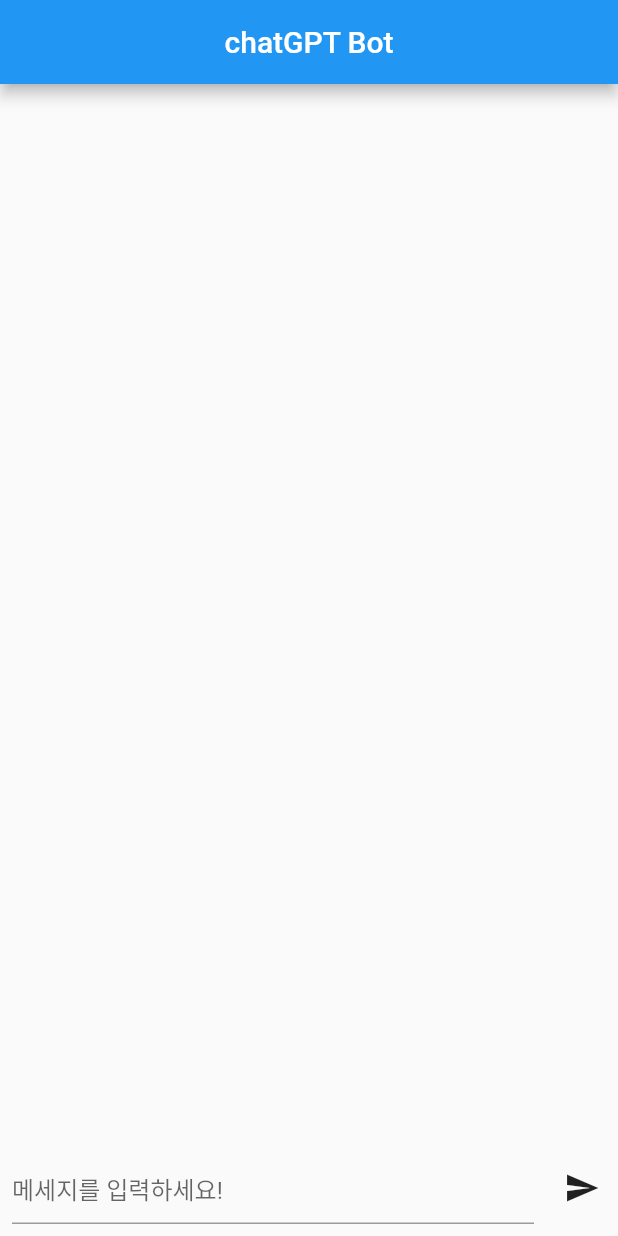
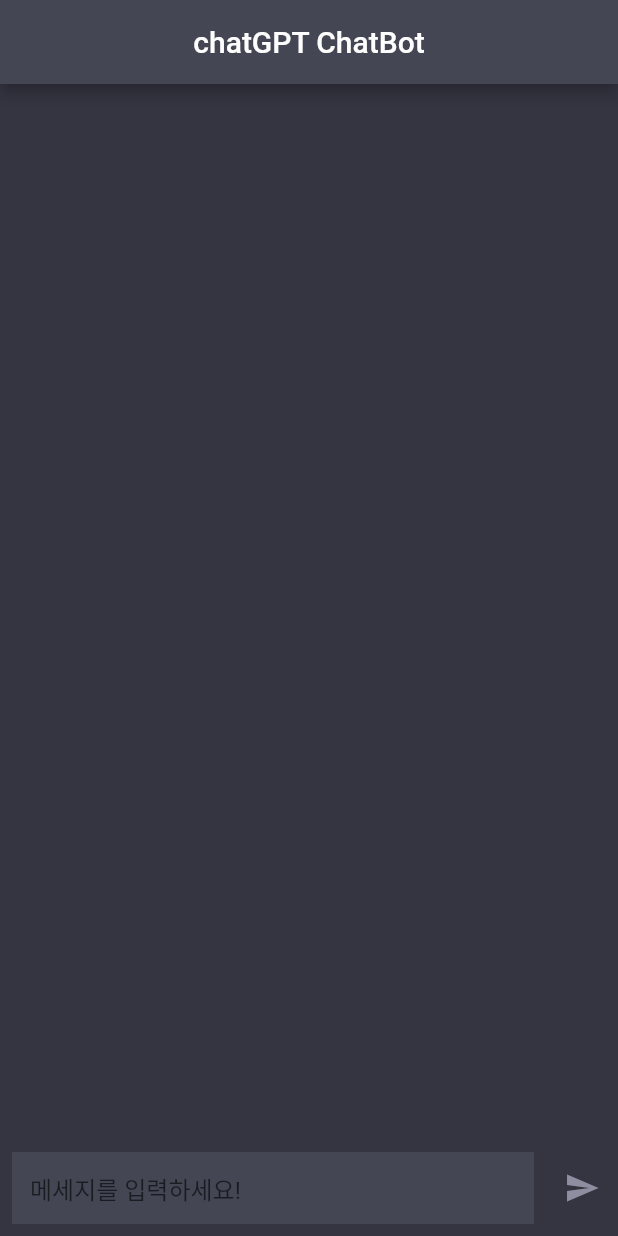
Before and after one commit to rcshpark/chatGPTBot, a Flutter app: the screen it shows after launch, on a phone screen of 412 x 824 dp. Run offline on Flutter 3.47's test engine with Material 2 defaults, Android fonts, the phone set to English and light mode, and no system bars.

Commit message:
list 타입 변경 및 변경에 따른 반영

```diff
--- a/lib/chat_bot.dart
+++ b/lib/chat_bot.dart
@@ -1,6 +1,6 @@
+import 'package:chat_gpt/model/message_model.dart';
 import 'package:flutter/material.dart';
-import 'package:flutter/services.dart';
-
+import 'chatMessage.dart';
 import 'controller/gpt_controller.dart';
 
 class ChatBotScreen extends StatefulWidget {
@@ -12,17 +12,22 @@ class ChatBotScreen extends StatefulWidget {
 
 class _ChatBotScreenState extends State<ChatBotScreen> {
   final TextEditingController _controller = TextEditingController();
-  final List<String> _message = [];
+  final List<MessageModel> _message = [];
+  bool isLoding = false;
 
   void _sendMessage(String text) async {
     setState(() {
-      _message.add("user_message: $text");
+      _message.add(MessageModel(
+          userMessage: text, botMessage: '', messageType: MessageType.user));
+      isLoding = true;
     });
 
     String response = await generateResponse(text);
 
     setState(() {
-      _message.add('chatGPT : $response');
+      _message.add(MessageModel(
+          userMessage: '', botMessage: response, messageType: MessageType.bot));
+      isLoding = false;
     });
     _controller.clear();
   }
@@ -30,8 +35,10 @@ class _ChatBotScreenState extends State<ChatBotScreen> {
   @override
   Widget build(BuildContext context) {
     return Scaffold(
+      backgroundColor: const Color(0xff343541),
       appBar: AppBar(
-        title: const Text("chatGPT Bot"),
+        backgroundColor: const Color(0xff444654),
+        title: const Text("chatGPT ChatBot"),
         centerTitle: true,
       ),
       body: Column(
@@ -40,9 +47,11 @@ class _ChatBotScreenState extends State<ChatBotScreen> {
             child: ListView.builder(
               itemCount: _message.length,
               itemBuilder: (context, index) {
-                return ListTile(
-                  title: Text(_message[index]),
-                );
+                var message = _message[index];
+                return ChatMessageWidget(
+                    userMessage: message.userMessage,
+                    botMessage: message.botMessage,
+                    messageType: message.messageType);
               },
             ),
           ),
@@ -53,7 +62,12 @@ class _ChatBotScreenState extends State<ChatBotScreen> {
                   padding: const EdgeInsets.all(8),
                   child: TextField(
                     controller: _controller,
-                    decoration: const InputDecoration(hintText: "메세지를 입력하세요! "),
+                    decoration: const InputDecoration(
+                      hintText: "메세지를 입력하세요! ",
+                      fillColor: Color(0xff444654),
+                      filled: true,
+                      border: InputBorder.none,
+                    ),
                   ),
                 ),
               ),
@@ -61,7 +75,10 @@ class _ChatBotScreenState extends State<ChatBotScreen> {
                   onPressed: () {
                     _sendMessage(_controller.text);
                   },
-                  icon: const Icon(Icons.send))
+                  icon: const Icon(
+                    Icons.send,
+                    color: Color.fromRGBO(142, 142, 160, 1),
+                  ))
             ],
           )
         ],
```
